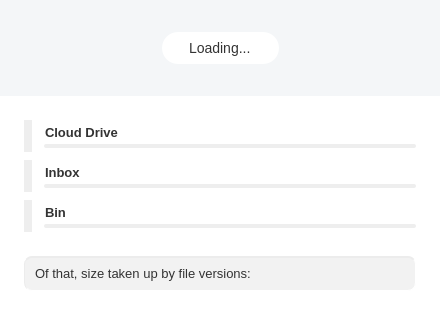
First picture: the form in src/MEGASync/gui/win/AccountDetailsDialog.ui, repository meganz/MEGAsync, before the edit.
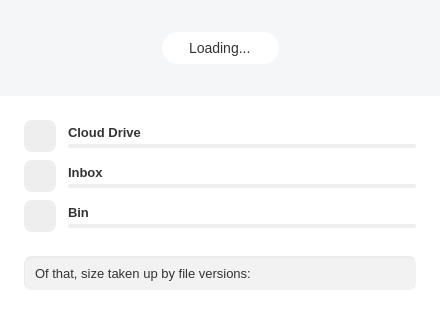
Second picture: the form after the edit. Icons and pictures are not drawn. Custom widgets are drawn as their Qt base class.

The edit to the form file:
```diff
--- a/src/MEGASync/gui/win/AccountDetailsDialog.ui
+++ b/src/MEGASync/gui/win/AccountDetailsDialog.ui
@@ -43,24 +43,26 @@
     min-width:440px;
 }
 
-#lCloudDrive, #lInbox, #lRubbish, #lStorage, #lTransfer
+#lCloudDrive, #lInbox, #lRubbish,  #lStorage, #lTransfer
 {
   color: #333333;
   font-size: 13px;
   font-weight: bold;
+}
+
+#lStorage, #lTransfer
+{
   qproperty-alignment: 'AlignLeft | AlignVCenter';
 }
 
+#lCloudDrive, #lInbox, #lRubbish
+{
+    qproperty-alignment: 'AlignLeft | AlignBottom';
+}
+
 #wCloudDrive, #wRubbish, #wInbox
 {
-    height: 32px;
-    max-height: 32px;
-    min-height: 32px;
-}
-
-#wCloudDrive, #wRubbish, #wInbox, QProgressBar, #lUsedCloudDrive, #lUsedInbox,  #lUsedRubbish, #lUsedByVersions
-{
-    margin-right: 24px;
+    border: 0px;
 }
 
 #lStorage, #lTransfer, #lUsedStorage, #lUsedTransfer
@@ -73,17 +75,6 @@
     padding-bottom: 4px;
 }
 
-#lCloudDrive, #lInbox, #lRubbish
-{
-    margin-left: 10px;
-    qproperty-alignment: 'AlignLeft | AlignBottom';
-}
-
-QProgressBar
-{
-    margin-left: 12px;
-}
-
 #lUsedCloudDrive, #lUsedInbox,  #lUsedRubbish, #lUsedByVersions
 {
   color: #333333;
@@ -154,21 +145,8 @@
 
 #wDetailedUsage QPushButton
 {
-    margin-left: 24px;
-/* Not respected in Windows ??
-    width: 32px;
-    min-width: 32px;
-    max-width: 32px;
-*/
-    width: 8px;
-    min-width: 8px;
-    max-width: 8px;
-    height: 32px;
-    min-height: 32px;
-    max-height: 32px;
     border-radius: 8px;
     background-color: #EEEEEE;
-    qproperty-iconSize: 24px;
 }
 
 #bCloudDrive
@@ -235,7 +213,7 @@
     background-color: #F2F2F2;
     border-radius: 8px;
     margin-left: 24px;
-    margin-right: 24px;
+    margin-right: 23px;
     margin-bottom: 26px;
     height: 32px;
     max-height: 32px;
@@ -250,15 +228,9 @@
 {
     color: #333333;
     font-size: 13px;
-    margin-left: 24px;
     padding-left: 8px;
 }
 
-#wSizeVersions QLabel
-{
-    margin-bottom: 26px;
-}
-
 #AccountDetailsDialog[loading=true]  #sHeader
 {
     /* Loading page */
@@ -726,22 +698,40 @@
        <number>8</number>
       </property>
       <property name="leftMargin">
-       <number>0</number>
+       <number>24</number>
       </property>
       <property name="topMargin">
        <number>24</number>
       </property>
       <property name="rightMargin">
-       <number>0</number>
+       <number>24</number>
       </property>
       <property name="bottomMargin">
        <number>24</number>
       </property>
       <item>
        <widget class="QWidget" name="wCloudDrive" native="true">
+        <property name="sizePolicy">
+         <sizepolicy hsizetype="Preferred" vsizetype="Fixed">
+          <horstretch>0</horstretch>
+          <verstretch>0</verstretch>
+         </sizepolicy>
+        </property>
+        <property name="minimumSize">
+         <size>
+          <width>0</width>
+          <height>32</height>
+         </size>
+        </property>
+        <property name="maximumSize">
+         <size>
+          <width>16777215</width>
+          <height>32</height>
+         </size>
+        </property>
         <layout class="QHBoxLayout" name="horizontalLayout">
          <property name="spacing">
-          <number>0</number>
+          <number>12</number>
          </property>
          <property name="leftMargin">
           <number>0</number>
@@ -756,7 +746,26 @@
           <number>0</number>
          </property>
          <item>
-          <widget class="QPushButton" name="bCloudDrive"/>
+          <widget class="QPushButton" name="bCloudDrive">
+           <property name="sizePolicy">
+            <sizepolicy hsizetype="Fixed" vsizetype="Fixed">
+             <horstretch>0</horstretch>
+             <verstretch>0</verstretch>
+            </sizepolicy>
+           </property>
+           <property name="minimumSize">
+            <size>
+             <width>32</width>
+             <height>32</height>
+            </size>
+           </property>
+           <property name="maximumSize">
+            <size>
+             <width>32</width>
+             <height>32</height>
+            </size>
+           </property>
+          </widget>
          </item>
          <item>
           <layout class="QVBoxLayout" name="verticalLayout">
@@ -797,9 +806,27 @@
       </item>
       <item>
        <widget class="QWidget" name="wInbox" native="true">
+        <property name="sizePolicy">
+         <sizepolicy hsizetype="Preferred" vsizetype="Fixed">
+          <horstretch>0</horstretch>
+          <verstretch>0</verstretch>
+         </sizepolicy>
+        </property>
+        <property name="minimumSize">
+         <size>
+          <width>0</width>
+          <height>32</height>
+         </size>
+        </property>
+        <property name="maximumSize">
+         <size>
+          <width>16777215</width>
+          <height>32</height>
+         </size>
+        </property>
         <layout class="QHBoxLayout" name="horizontalLayout_21">
          <property name="spacing">
-          <number>0</number>
+          <number>12</number>
          </property>
          <property name="leftMargin">
           <number>0</number>
@@ -814,7 +841,26 @@
           <number>0</number>
          </property>
          <item>
-          <widget class="QPushButton" name="bInbox"/>
+          <widget class="QPushButton" name="bInbox">
+           <property name="sizePolicy">
+            <sizepolicy hsizetype="Fixed" vsizetype="Fixed">
+             <horstretch>0</horstretch>
+             <verstretch>0</verstretch>
+            </sizepolicy>
+           </property>
+           <property name="minimumSize">
+            <size>
+             <width>32</width>
+             <height>32</height>
+            </size>
+           </property>
+           <property name="maximumSize">
+            <size>
+             <width>32</width>
+             <height>32</height>
+            </size>
+           </property>
+          </widget>
          </item>
          <item>
           <layout class="QVBoxLayout" name="verticalLayout_20">
@@ -855,9 +901,27 @@
       </item>
       <item>
        <widget class="QWidget" name="wRubbish" native="true">
+        <property name="sizePolicy">
+         <sizepolicy hsizetype="Preferred" vsizetype="Fixed">
+          <horstretch>0</horstretch>
+          <verstretch>0</verstretch>
+         </sizepolicy>
+        </property>
+        <property name="minimumSize">
+         <size>
+          <width>0</width>
+          <height>32</height>
+         </size>
+        </property>
+        <property name="maximumSize">
+         <size>
+          <width>16777215</width>
+          <height>32</height>
+         </size>
+        </property>
         <layout class="QHBoxLayout" name="horizontalLayout_7">
          <property name="spacing">
-          <number>0</number>
+          <number>12</number>
          </property>
          <property name="leftMargin">
           <number>0</number>
@@ -872,7 +936,26 @@
           <number>0</number>
          </property>
          <item>
-          <widget class="QPushButton" name="bRubbish"/>
+          <widget class="QPushButton" name="bRubbish">
+           <property name="sizePolicy">
+            <sizepolicy hsizetype="Fixed" vsizetype="Fixed">
+             <horstretch>0</horstretch>
+             <verstretch>0</verstretch>
+            </sizepolicy>
+           </property>
+           <property name="minimumSize">
+            <size>
+             <width>32</width>
+             <height>32</height>
+            </size>
+           </property>
+           <property name="maximumSize">
+            <size>
+             <width>32</width>
+             <height>32</height>
+            </size>
+           </property>
+          </widget>
          </item>
          <item>
           <layout class="QVBoxLayout" name="verticalLayout_3">
@@ -921,16 +1004,16 @@
        <number>0</number>
       </property>
       <property name="leftMargin">
-       <number>0</number>
+       <number>24</number>
       </property>
       <property name="topMargin">
        <number>0</number>
       </property>
       <property name="rightMargin">
-       <number>0</number>
+       <number>24</number>
       </property>
       <property name="bottomMargin">
-       <number>0</number>
+       <number>26</number>
       </property>
       <item>
        <widget class="QLabel" name="lVersions">
```
